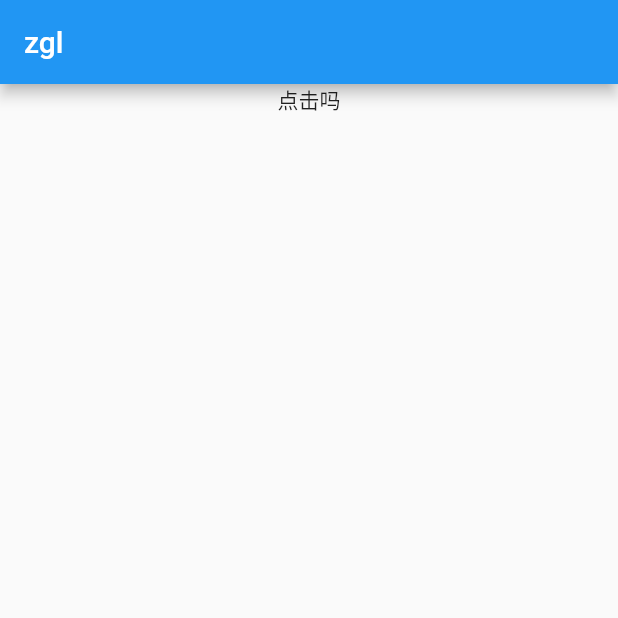
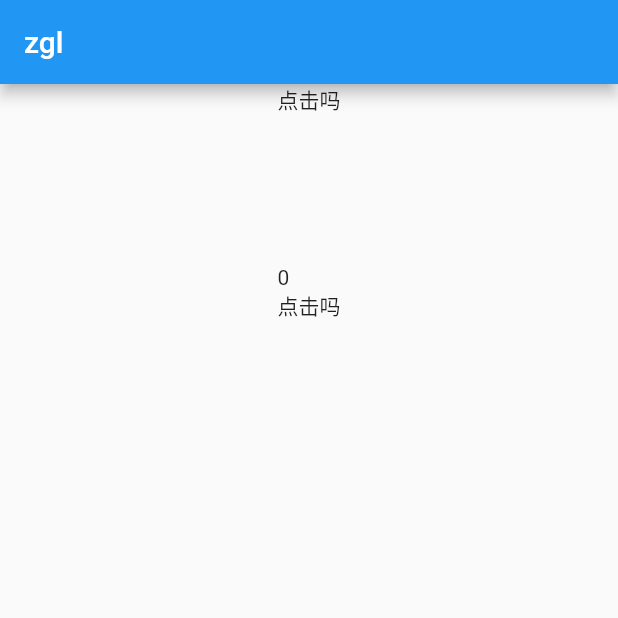
Before and after one commit to ZGL520/fight, a Flutter app: the screen it shows after launch, on a phone screen of 412 x 824 dp, the top half of it. Run offline on Flutter 3.47's test engine with Material 2 defaults, Android fonts, the phone set to English and light mode, and no system bars.

Commit message:
fix: 通知加工厂模式实现UI更新或者数据管理

```diff
--- a/lib/common/router.dart
+++ b/lib/common/router.dart
@@ -1,5 +1,5 @@
 import 'package:fight/index.dart';
-import 'package:fight/pages/index.dart';
+import 'package:fight/pages/about/index.dart';
 import 'package:flutter/material.dart';
 
 class Routers {
@@ -7,7 +7,9 @@ class Routers {
       BuildContext context) {
     Map<String, Widget Function(BuildContext)> res = {
       '/': (context) => MyHomePage(title: 'zgl'),
-      '/about': (context) => About(),
+      '/about': (context) => About(
+            text: 'zgl',
+          ),
     };
     return res;
   }
--- a/lib/index.dart
+++ b/lib/index.dart
@@ -11,6 +11,14 @@ class MyHomePage extends StatefulWidget {
 
 class _MyHomePageState extends State<MyHomePage> {
   @override
+  void initState() {
+    super.initState();
+    Store().addListener(() {
+      setState(() {});
+    });
+  }
+
+  @override
   Widget build(BuildContext context) {
     return Scaffold(
       appBar: AppBar(
@@ -23,13 +31,39 @@ class _MyHomePageState extends State<MyHomePage> {
           children: <Widget>[
             GestureDetector(
               onTap: () {
-                Navigator.pushNamed(context, '/about');
+                Navigator.pushNamed(context, '/about',
+                    arguments: {'text': 'page'});
               },
               child: Text('点击吗'),
-            )
+            ),
+            Container(
+              margin: EdgeInsets.only(top: 100),
+              child: Text('${Store().counter}'),
+            ),
+            GestureDetector(
+              onTap: () {
+                Store().add();
+              },
+              child: Text('点击吗'),
+            ),
           ],
         ),
       ),
     );
   }
 }
+
+class Store extends ChangeNotifier {
+  static final Store _store = Store._internal();
+  factory Store() => _store;
+
+  Store._internal() {
+    print('11');
+  }
+  int counter = 0;
+
+  void add() {
+    counter++;
+    notifyListeners();
+  }
+}
```
Also changed, not shown: lib/pages/about/index.dart (renamed from lib/pages/index.dart, +8 -1 lines), lib/pages/home/index.dart (added, +27 -0 lines).
